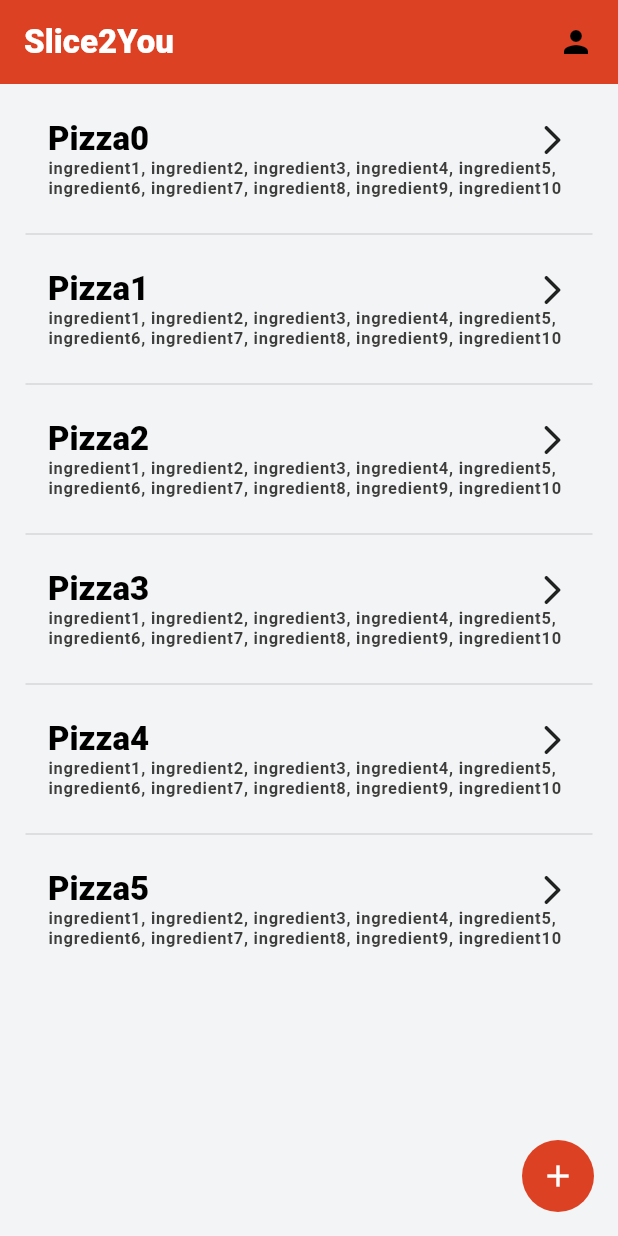
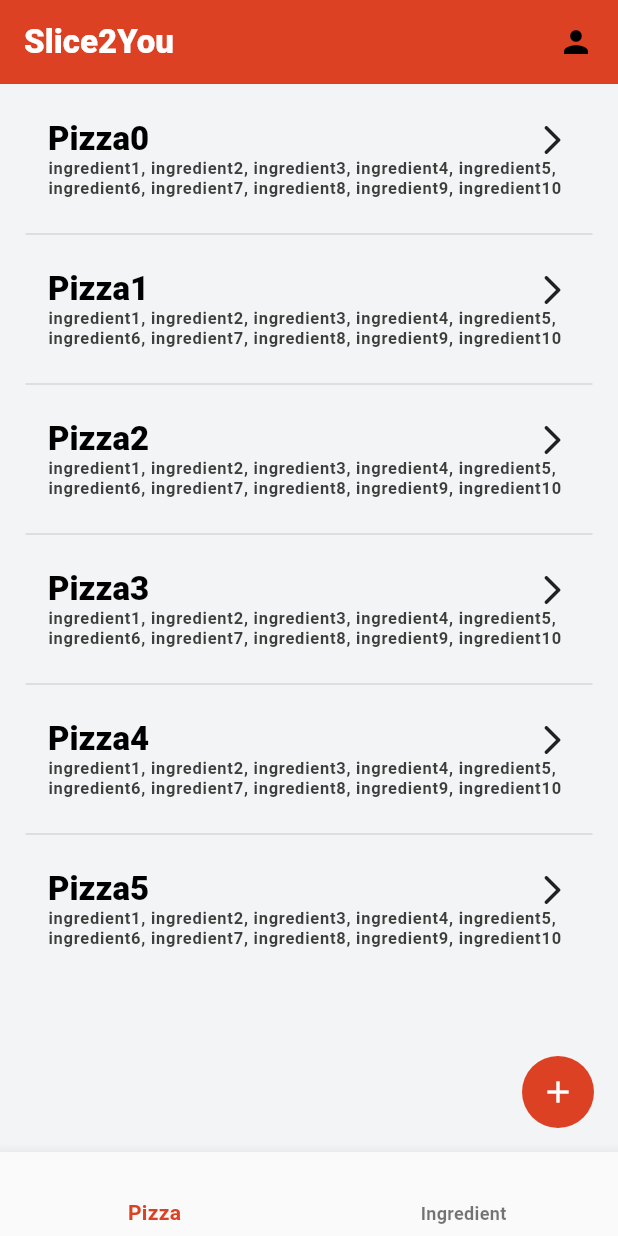
Before and after one commit to Proiect-Colectiv-Pizza-Delivery/pizza_app, a Flutter app: the screen it shows after launch, on a phone screen of 412 x 824 dp. Run offline on Flutter 3.47's test engine with Material 2 defaults, Android fonts, the phone set to English and light mode, and no system bars; our stand-ins replace bloc, equatable, flutter_bloc, flutter_svg, google_fonts.

Commit message:
Add BottomNavigationBar, make IngredientList work (no addition or details yet

```diff
--- /dev/null
+++ b/lib/data/domain/ingredient_create_request.dart
@@ -0,0 +1,11 @@
+class IngredientCreateRequest {
+  final String name;
+  final List<String> allergens;
+  final int quantity;
+
+  IngredientCreateRequest({
+    required this.name,
+    required this.allergens,
+    required this.quantity,
+  });
+}
--- /dev/null
+++ b/lib/data/repository/ingredient_repository.dart
@@ -0,0 +1,20 @@
+import 'dart:async';
+
+import 'package:pizza_app/data/domain/ingredient.dart';
+import 'package:pizza_app/data/domain/ingredient_create_request.dart';
+import 'package:pizza_app/data/domain/pizza.dart';
+import 'package:pizza_app/data/domain/pizza_create_request.dart';
+
+abstract class IngredientRepository {
+  final Completer databaseInitialized = Completer();
+
+  Future<Ingredient> addIngredient(IngredientCreateRequest request);
+
+  Future<List<Ingredient>> getIngredients();
+
+  Future<Ingredient?> getIngredient(String ingredientId);
+
+  Future<Ingredient?> updateIngredient(Ingredient ingredient);
+
+  Future<void> deleteIngredient(Ingredient ingredient);
+}
--- /dev/null
+++ b/lib/data/repository/ingredient_repository_impl.dart
@@ -0,0 +1,70 @@
+import 'dart:async';
+
+import 'package:pizza_app/data/domain/ingredient.dart';
+import 'package:pizza_app/data/domain/ingredient_create_request.dart';
+import 'package:pizza_app/data/domain/pizza.dart';
+import 'package:pizza_app/data/domain/pizza_create_request.dart';
+import 'package:pizza_app/data/repository/ingredient_repository.dart';
+import 'package:pizza_app/data/repository/pizza_repository.dart';
+
+class IngredientRepositoryImpl extends IngredientRepository {
+  late List<Ingredient> _ingredients;
+  int latestId = 11;
+
+  IngredientRepositoryImpl() {
+    _ingredients = Ingredient.getPopulation();
+    super.databaseInitialized.complete();
+  }
+
+  @override
+  Future<Ingredient> addIngredient(IngredientCreateRequest request) async {
+    await Future.delayed(const Duration(seconds: 1));
+
+    Ingredient code = Ingredient(
+      id: latestId,
+      name: request.name,
+      allergens: request.allergens,
+      quantity: request.quantity,
+    );
+
+    _ingredients.insert(0, code);
+    latestId++;
+
+    return code;
+  }
+
+  @override
+  Future<void> deleteIngredient(Ingredient ingredient) async {
+    await Future.delayed(const Duration(seconds: 1));
+    _ingredients.remove(ingredient);
+  }
+
+  @override
+  Future<Ingredient?> getIngredient(String ingredientId) async {
+    await Future.delayed(const Duration(seconds: 1));
+    try {
+      return _ingredients
+          .firstWhere((element) => element.id.toString() == ingredientId);
+    } on StateError {
+      return null;
+    }
+  }
+
+  @override
+  Future<List<Ingredient>> getIngredients() async {
+    await Future.delayed(const Duration(seconds: 1));
+    return _ingredients;
+  }
+
+  @override
+  Future<Ingredient?> updateIngredient(Ingredient ingredient) async {
+    await Future.delayed(const Duration(seconds: 1));
+    for (int i = 0; i < _ingredients.length; i++) {
+      if (_ingredients[i].id == ingredient.id) {
+        _ingredients[i] = ingredient;
+        return _ingredients[i];
+      }
+    }
+    return null;
+  }
+}
--- a/lib/features/admin/home/admin_home_page.dart
+++ b/lib/features/admin/home/admin_home_page.dart
@@ -1,7 +1,10 @@
 import 'package:pizza_app/common/theme/colors.dart';
+import 'package:pizza_app/data/domain/ingredient.dart';
 import 'package:pizza_app/data/domain/pizza.dart';
-import 'package:pizza_app/features/admin/management/pizza_form.dart';
-import 'package:pizza_app/features/admin/management/pizza_bloc/pizza_bloc.dart';
+import 'package:pizza_app/features/admin/home/admin_ingredient_tile.dart';
+import 'package:pizza_app/features/admin/management/ingredient/ingredient_bloc/ingredient_bloc.dart';
+import 'package:pizza_app/features/admin/management/pizza/pizza_form.dart';
+import 'package:pizza_app/features/admin/management/pizza/pizza_bloc/pizza_bloc.dart';
 import 'package:pizza_app/features/admin/home/admin_pizza_tile.dart';
 import 'package:pizza_app/profile/profile_sheet.dart';
 import 'package:flutter/material.dart';
@@ -15,11 +18,13 @@ class HomePage extends StatefulWidget {
 }
 
 class _HomePageState extends State<HomePage> {
-  late List<Pizza> codes;
-  @override
-  void initState() {
-    codes = Pizza.getPopulation();
-    super.initState();
+  final List<Widget> _pages = [_PizzaPage(), _IngredientPage()];
+  int _selectedIndex = 0;
+
+  void _onItemTapped(int index) {
+    setState(() {
+      _selectedIndex = index; // Update the selected tab index
+    });
   }
 
   @override
@@ -39,32 +44,26 @@ class _HomePageState extends State<HomePage> {
         ),
       ),
       floatingActionButton: _addButton(),
-      body: BlocBuilder<PizzaBloc, PizzaState>(
-        builder: (context, state) {
-          if (state is! PizzaLoaded) {
-            return const Center(
-              child: CircularProgressIndicator(),
-            );
-          }
-          return Padding(
-            padding: const EdgeInsets.symmetric(horizontal: 16, vertical: 8),
-            child: ListView.separated(
-              itemCount: state.codes.length,
-              itemBuilder: (context, index) {
-                return PizzaTile(
-                  pizza: state.codes[index],
-                );
-              },
-              separatorBuilder: (BuildContext context, int index) {
-                return const Divider(
-                  indent: 1,
-                  endIndent: 1,
-                  thickness: 1,
-                );
-              },
+      body: _pages[_selectedIndex],
+      bottomNavigationBar: BottomNavigationBar(
+        items: const [
+          BottomNavigationBarItem(
+            label: "Pizza",
+            icon: Icon(
+              Icons.abc, // Use a transparent icon
+              color: Colors.transparent, // Set the color to transparent
             ),
-          );
-        },
+          ),
+          BottomNavigationBarItem(
+            label: "Ingredient",
+            icon: Icon(
+              Icons.abc, // Use a transparent icon
+              color: Colors.transparent, // Set the color to transparent
+            ),
+          )
+        ],
+        currentIndex: _selectedIndex,
+        onTap: _onItemTapped,
       ),
     );
   }
@@ -73,7 +72,9 @@ class _HomePageState extends State<HomePage> {
     return GestureDetector(
       onTap: () => Navigator.of(context).push(
         MaterialPageRoute(
-          builder: (_) => const PizzaForm(type: FormType.add,),
+          builder: (_) => const PizzaForm(
+            type: FormType.add,
+          ),
         ),
       ),
       child: Container(
@@ -90,3 +91,94 @@ class _HomePageState extends State<HomePage> {
     );
   }
 }
+
+class _PizzaPage extends StatefulWidget {
+  @override
+  State<_PizzaPage> createState() => _PizzaPageState();
+}
+
+class _PizzaPageState extends State<_PizzaPage> {
+  late List<Pizza> codes;
+
+  @override
+  void initState() {
+    codes = Pizza.getPopulation();
+    super.initState();
+  }
+
+  @override
+  Widget build(BuildContext context) {
+    return BlocBuilder<PizzaBloc, PizzaState>(
+      builder: (context, state) {
+        if (state is! PizzaLoaded) {
+          return const Center(
+            child: CircularProgressIndicator(),
+          );
+        }
+        return Padding(
+          padding: const EdgeInsets.symmetric(horizontal: 16, vertical: 8),
+          child: ListView.separated(
+            itemCount: state.codes.length,
+            itemBuilder: (context, index) {
+              return PizzaTile(
+                pizza: state.codes[index],
+              );
+            },
+            separatorBuilder: (BuildContext context, int index) {
+              return const Divider(
+                indent: 1,
+                endIndent: 1,
+                thickness: 1,
+              );
+            },
+          ),
+        );
+      },
+    );
+  }
+}
+
+class _IngredientPage extends StatefulWidget {
+  @override
+  State<_IngredientPage> createState() => _IngredientPageState();
+}
+
+class _IngredientPageState extends State<_IngredientPage> {
+  late List<Ingredient> ingredients;
+
+  @override
+  void initState() {
+    ingredients = Ingredient.getPopulation();
+    super.initState();
+  }
+
+  @override
+  Widget build(BuildContext context) {
+    return BlocBuilder<IngredientBloc, IngredientState>(
+        builder: (context, state) {
+      if (state is! IngredientLoaded) {
+        return const Center(
+          child: CircularProgressIndicator(),
+        );
+      }
+      return Padding(
+        padding: const EdgeInsets.symmetric(horizontal: 16, vertical: 8),
+        child: ListView.separated(
+          itemCount: state.ingredients.length,
+          itemBuilder: (context, index) {
+            return IngredientTile(
+              ingredient: state.ingredients[index],
+            );
+          },
+          separatorBuilder: (BuildContext context, int index) {
+            return const Divider(
+              indent: 1,
+              endIndent: 1,
+              thickness: 1,
+            );
+          },
+        ),
+      );
+    });
+  }
+}
--- a/lib/features/admin/home/admin_pizza_tile.dart
+++ b/lib/features/admin/home/admin_pizza_tile.dart
@@ -1,6 +1,6 @@
 import 'package:pizza_app/common/theme/colors.dart';
 import 'package:pizza_app/data/domain/pizza.dart';
-import 'package:pizza_app/features/admin/management/pizza_screen.dart';
+import 'package:pizza_app/features/admin/management/pizza/pizza_screen.dart';
 import 'package:flutter/material.dart';
 
 class PizzaTile extends StatelessWidget {
--- /dev/null
+++ b/lib/features/admin/management/ingredient/ingredient_bloc/ingredient_bloc.dart
@@ -0,0 +1,29 @@
+import 'dart:async';
+
+import 'package:equatable/equatable.dart';
+import 'package:flutter_bloc/flutter_bloc.dart';
+import 'package:pizza_app/data/domain/ingredient.dart';
+import 'package:pizza_app/data/repository/ingredient_repository.dart';
+
+part 'ingredient_event.dart';
+part 'ingredient_state.dart';
+
+class IngredientBloc extends Bloc<IngredientEvent, IngredientState> {
+  final IngredientRepository _ingredientRepository;
+
+  IngredientBloc(this._ingredientRepository)
+      : super(const IngredientInitial(username: "", ingredients: [])) {
+    on<FetchIngredients>(_onFetchIngredients);
+  }
+
+  FutureOr<void> _onFetchIngredients(
+      FetchIngredients event, Emitter<IngredientState> emit) async {
+    emit(IngredientLoading(
+        username: state.username, ingredients: state.ingredients));
+    await _ingredientRepository.databaseInitialized.future;
+
+    var newList = await _ingredientRepository.getIngredients();
+
+    emit(IngredientLoaded(username: state.username, ingredients: newList));
+  }
+}
--- /dev/null
+++ b/lib/features/admin/management/ingredient/ingredient_bloc/ingredient_event.dart
@@ -0,0 +1,12 @@
+part of 'ingredient_bloc.dart';
+
+abstract class IngredientEvent extends Equatable {
+  const IngredientEvent();
+
+  @override
+  List<Object?> get props => [];
+}
+
+class FetchIngredients extends IngredientEvent {
+  const FetchIngredients();
+}
--- /dev/null
+++ b/lib/features/admin/management/ingredient/ingredient_bloc/ingredient_state.dart
@@ -0,0 +1,25 @@
+part of 'ingredient_bloc.dart';
+
+abstract class IngredientState extends Equatable {
+  final String username;
+  final List<Ingredient> ingredients;
+
+  const IngredientState({required this.username, required this.ingredients});
+
+  @override
+  List<Object?> get props => [username, ingredients];
+}
+
+class IngredientInitial extends IngredientState {
+  const IngredientInitial(
+      {required super.username, required super.ingredients});
+}
+
+class IngredientLoaded extends IngredientState {
+  const IngredientLoaded({required super.username, required super.ingredients});
+}
+
+class IngredientLoading extends IngredientState {
+  const IngredientLoading(
+      {required super.username, required super.ingredients});
+}
--- a/lib/features/admin/management/pizza_screen.dart
+++ b/lib/features/admin/management/pizza/pizza_screen.dart
@@ -4,9 +4,9 @@ import 'package:pizza_app/data/domain/pizza.dart';
 import 'package:pizza_app/common/theme/colors.dart';
 import 'package:flutter/material.dart';
 import 'package:flutter_bloc/flutter_bloc.dart';
-import 'package:pizza_app/features/admin/management/ingredient_selection_card.dart';
-import 'package:pizza_app/features/admin/management/pizza_form.dart';
-import 'package:pizza_app/features/admin/management/pizza_bloc/pizza_bloc.dart';
+import 'package:pizza_app/features/admin/management/pizza/ingredient_selection_card.dart';
+import 'package:pizza_app/features/admin/management/pizza/pizza_form.dart';
+import 'package:pizza_app/features/admin/management/pizza/pizza_bloc/pizza_bloc.dart';
 
 class PizzaScreen extends StatelessWidget {
   final Pizza pizza;
--- a/lib/main.dart
+++ b/lib/main.dart
@@ -1,10 +1,13 @@
 import 'package:pizza_app/common/theme/theme_builder.dart';
+import 'package:pizza_app/data/repository/ingredient_repository.dart';
+import 'package:pizza_app/data/repository/ingredient_repository_impl.dart';
 import 'package:pizza_app/data/repository/pizza_repository.dart';
 import 'package:pizza_app/data/repository/pizza_repository_impl.dart';
 import 'package:pizza_app/features/admin/home/admin_home_page.dart';
 import 'package:flutter/material.dart';
 import 'package:flutter_bloc/flutter_bloc.dart';
-import 'package:pizza_app/features/admin/management/pizza_bloc/pizza_bloc.dart';
+import 'package:pizza_app/features/admin/management/ingredient/ingredient_bloc/ingredient_bloc.dart';
+import 'package:pizza_app/features/admin/management/pizza/pizza_bloc/pizza_bloc.dart';
 
 void main() {
   WidgetsFlutterBinding.ensureInitialized();
@@ -13,18 +16,23 @@ void main() {
 }
 
 class MyApp extends StatelessWidget {
-  final PizzaRepository _pizzaRepository =
-      PizzaRepositoryImpl();
-
+  final PizzaRepository _pizzaRepository = PizzaRepositoryImpl();
+  final IngredientRepository _ingredientRepository = IngredientRepositoryImpl();
   MyApp({super.key});
 
   @override
   Widget build(BuildContext context) {
     return RepositoryProvider(
       create: (_) => _pizzaRepository,
-      child: BlocProvider(
-        create: (_) => PizzaBloc(_pizzaRepository)
-          ..add(const FetchPizzas()),
+      child: MultiBlocProvider(
+        providers: [
+          BlocProvider(
+              create: (_) =>
+                  PizzaBloc(_pizzaRepository)..add(const FetchPizzas())),
+          BlocProvider(
+              create: (_) => IngredientBloc(_ingredientRepository)
+                ..add(const FetchIngredients())),
+        ],
         child: MaterialApp(
           title: 'Flutter Demo',
           theme: ThemeBuilder.getThemeData(),
--- a/lib/profile/profile_sheet.dart
+++ b/lib/profile/profile_sheet.dart
@@ -5,7 +5,7 @@ import 'package:pizza_app/common/widgets/text_input_field.dart';
 import 'package:pizza_app/common/theme/colors.dart';
 import 'package:flutter/material.dart';
 import 'package:flutter_bloc/flutter_bloc.dart';
-import 'package:pizza_app/features/admin/management/pizza_bloc/pizza_bloc.dart';
+import 'package:pizza_app/features/admin/management/pizza/pizza_bloc/pizza_bloc.dart';
 
 class ProfileSheet extends StatefulWidget {
   const ProfileSheet({super.key});
```
Also changed, not shown: lib/data/domain/ingredient.dart (+18 -7 lines), lib/features/admin/home/admin_ingredient_tile.dart (added, +65 -0 lines), lib/features/admin/management/pizza/pizza_form.dart (renamed from lib/features/admin/management/pizza_form.dart, +4 -4 lines), lib/features/admin/management/ingredient/ingredient_form.dart (added), lib/features/admin/management/ingredient/ingredient_screen.dart (added), lib/features/admin/management/pizza/ingredient_selection_card.dart (renamed from lib/features/admin/management/ingredient_selection_card.dart), lib/features/admin/management/pizza/pizza_bloc/pizza_bloc.dart (renamed from lib/features/admin/management/pizza_bloc/pizza_bloc.dart), lib/features/admin/management/pizza/pizza_bloc/pizza_event.dart (renamed from lib/features/admin/management/pizza_bloc/pizza_event.dart), lib/features/admin/management/pizza/pizza_bloc/pizza_state.dart (renamed from lib/features/admin/management/pizza_bloc/pizza_state.dart).
